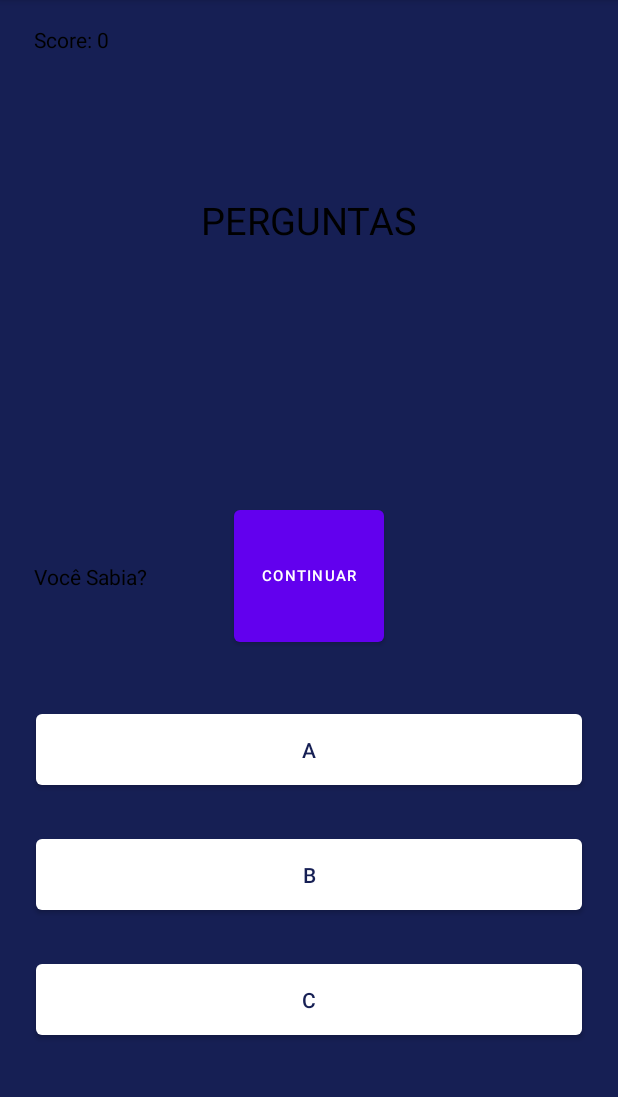
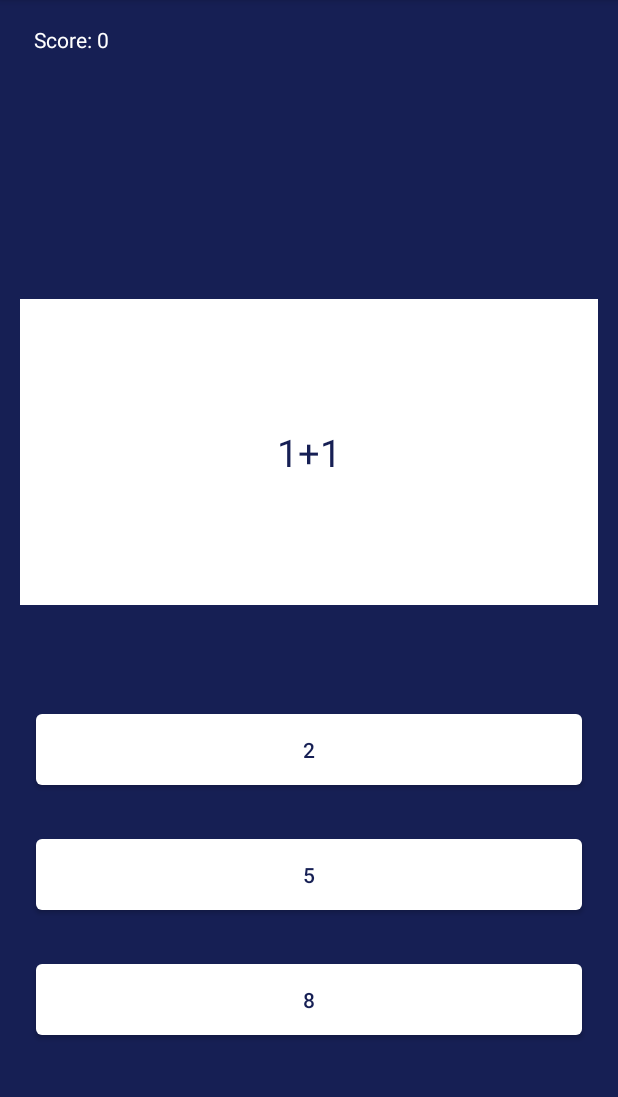
Before and after one commit to Lipao12/AppTraineeOnGrid, an Android app: the screen it shows after launch (TelaJogo), after a tap on "INICIAR", on a phone screen of 412 x 824 dp, the part 84-1181 px from its top. Run offline under Robolectric (Android 15) with nearby library versions, the phone set to English and light mode, and no system bars.

Commit message:
organização da tela do jogo e criação da tela de curiosidade
Ao sair da tela inicial e entrando na tela de jogo, é mandado uma variável para que o jogo comece, depois para continuar jogando deve apertar o botão "continuar", ao acertar, ou não, uma pergunta  aparecerá se acertou ou errou e também aparecerá um botão "você sabia?" que leva o jogador para uma nova tela com curiosidade.

```diff
--- a/app/src/main/java/com/example/apptreineeongrid/MainActivity.java
+++ b/app/src/main/java/com/example/apptreineeongrid/MainActivity.java
@@ -1,3 +1,5 @@
+// DESCOBRIR UM JEITO DE COMECAR O JOGO DIRETO
+
 package com.example.apptreineeongrid;
 
 import androidx.appcompat.app.AppCompatActivity;
@@ -10,6 +12,7 @@ import android.widget.Button;
 public class MainActivity extends AppCompatActivity {
 
     private ViewHolder mViewHolder = new ViewHolder();
+    TelaJogo t1;
 
     @Override
     protected void onCreate(Bundle savedInstanceState) {
@@ -22,15 +25,15 @@ public class MainActivity extends AppCompatActivity {
             @Override
             public void onClick(View v) {
                 Intent intent = new Intent(MainActivity.this,TelaJogo.class);
+                intent.putExtra("iniciar", true);
                 startActivity(intent);
             }
         });
 
     }
 
-    static class ViewHolder{
+    public static class ViewHolder{
         Button b_jogo;
     }
 
-
 }
--- a/app/src/main/java/com/example/apptreineeongrid/TelaJogo.java
+++ b/app/src/main/java/com/example/apptreineeongrid/TelaJogo.java
@@ -1,7 +1,15 @@
 package com.example.apptreineeongrid;
 
+import androidx.annotation.RequiresApi;
 import androidx.appcompat.app.AppCompatActivity;
+import androidx.core.content.res.ResourcesCompat;
 
+import android.app.MediaRouteButton;
+import android.content.Intent;
+import android.content.res.ColorStateList;
+import android.content.res.Resources;
+import android.graphics.drawable.Drawable;
+import android.os.Build;
 import android.os.Bundle;
 import android.view.View;
 import android.widget.Button;
@@ -19,13 +27,13 @@ public class TelaJogo extends AppCompatActivity {
     private ArrayList<String> resp_errada;
     private ArrayList<String> resp_correta;
     private ArrayList<String> curiosidades;
-    private ArrayList<Integer> pergs_fazer;
+    public ArrayList<Integer> pergs_fazer;
     private ArrayList<Integer> botoes_acertar;
     private int x;
     private int i;
     private int num_pergunta;
-    private int score=0;
-    private Boolean rClicado=true;
+    public int score;
+    private static Boolean rClicado=true;
 
     @Override
     protected void onCreate(Bundle savedInstanceState) {
@@ -35,13 +43,14 @@ public class TelaJogo extends AppCompatActivity {
         this.mViewHolder.r1 = findViewById(R.id.Opc1);
         this.mViewHolder.r2 = findViewById(R.id.Opc2);
         this.mViewHolder.r3 = findViewById(R.id.Opc3);
-        this.mViewHolder.sair_vcSabia = findViewById(R.id.sair_vcSabia);
         this.mViewHolder.b_continuar = findViewById(R.id.continuar);
+        this.mViewHolder.b_vcSabia = findViewById(R.id.vcSabia);
         this.mViewHolder.pergunta_texto = findViewById(R.id.pergunta);
-        this.mViewHolder.b_vcSabia = findViewById(R.id.VcSabia);
+        this.mViewHolder.imagem_perguntas = findViewById(R.id.imageView);
         this.mViewHolder.score_texto = findViewById(R.id.score);
-        this.mViewHolder.imagem_vcSabia = findViewById(R.id.imageView);
-        this.mViewHolder.texto_vcSabia = findViewById(R.id.texto_vcSabia);
+
+        /*Resources res = getResources();
+        Drawable drawable = ResourcesCompat.getDrawable(res, android.R.drawable.toast_frame,null);*/
 
         perguntas = new ArrayList<>();
         resp_errada = new ArrayList<>();
@@ -50,14 +59,14 @@ public class TelaJogo extends AppCompatActivity {
         pergs_fazer = new ArrayList<>();
         botoes_acertar = new ArrayList<>();
 
-        mViewHolder.imagem_vcSabia.setVisibility(View.GONE);
-        mViewHolder.sair_vcSabia.setVisibility(View.GONE);
-        mViewHolder.texto_vcSabia.setVisibility(View.GONE);
-
-        //PERGUNTAS E RESPOSTAS
+        boolean start=getIntent().getExtras().getBoolean("iniciar");
+        if(start)
+        {
+            mViewHolder.b_continuar.setVisibility(View.GONE);
+            mViewHolder.b_vcSabia.setVisibility(View.GONE);
+            score=0;
             inicializarPerguntas();
-
-        for (x=0;x<perguntas.size()-1;x++)
+            for (x=0;x<perguntas.size();x++)
             {
                 pergs_fazer.add(x);
             }
@@ -65,72 +74,59 @@ public class TelaJogo extends AppCompatActivity {
             {
                 botoes_acertar.add(i);
             }
+            start=false;
+            gerarPerguntasAleatorias();
+        }
 
-        // GERAR PERGUNTAS ALEATÓRIAS
         mViewHolder.b_continuar.setOnClickListener(new View.OnClickListener() {
             @Override
             public void onClick(View v) {
-                rClicado = false;
+                mViewHolder.r1.setBackgroundColor(0xFFFFFFFF);
+                mViewHolder.r2.setBackgroundColor(0xFFFFFFFF);
+                mViewHolder.r3.setBackgroundColor(0xFFFFFFFF);
 
-                pintarBotoes();
-
+                mViewHolder.b_continuar.setVisibility(View.GONE);
                 mViewHolder.b_vcSabia.setVisibility(View.GONE);
-                mViewHolder.b_continuar.setVisibility((View.GONE));
-
-                //VALIDAR PERGUNTA
-                if (pergs_fazer.size() > 0) {
-                    x = new Random().nextInt(pergs_fazer.size());
-                    num_pergunta = pergs_fazer.get(x);
-
-                    //GERAR LUGARES DE RESPOSTA ALEATORIO
-                    i = new Random().nextInt(botoes_acertar.size());
-                    System.out.println("Tamanho do veror que comtem os botões: " + botoes_acertar.size());
-                    System.out.println("Número dos botões aleatório: " + i);
-                    if (i == 1) {
-                        mViewHolder.r1.setText(resp_correta.get(num_pergunta));
-                        mViewHolder.r2.setText(resp_errada.get(2 * num_pergunta));
-                        mViewHolder.r3.setText(resp_errada.get(2 * num_pergunta + 1));
-                    } else if (i == 2) {
-                        mViewHolder.r2.setText(resp_correta.get(num_pergunta));
-                        mViewHolder.r1.setText(resp_errada.get(2 * num_pergunta));
-                        mViewHolder.r3.setText(resp_errada.get(2 * num_pergunta + 1));
-                    } else {
-                        mViewHolder.r3.setText(resp_correta.get(num_pergunta));
-                        mViewHolder.r1.setText(resp_errada.get(2 * num_pergunta));
-                        mViewHolder.r2.setText(resp_errada.get(2 * num_pergunta + 1));
-                    }
-
-                    pergs_fazer.remove(x);
-                } else if (pergs_fazer.size() == 0) {
-                    num_pergunta = perguntas.size() - 1;
-                    mViewHolder.r1.setText("A");
-                    mViewHolder.r2.setText("B");
-                    mViewHolder.r3.setText("C");
-                    rClicado = true;
-                }
-
-                mViewHolder.pergunta_texto.setText(perguntas.get(num_pergunta));
-                mViewHolder.texto_vcSabia.setText(curiosidades.get(num_pergunta));
+                mViewHolder.pergunta_texto.setVisibility(View.VISIBLE);
+                mViewHolder.imagem_perguntas.setVisibility(View.VISIBLE);
+                gerarPerguntasAleatorias();
             }
         });
 
+        mViewHolder.b_vcSabia.setOnClickListener(new View.OnClickListener() {
+            @Override
+            public void onClick(View v) {
+                Intent intent = new Intent(TelaJogo.this,TelaCuriosidade.class);
+                intent.putExtra("curiosidade",curiosidades.get(num_pergunta));
+                startActivity(intent);
+            }
+        });
+
+
         // VALIDAR RESPOSTA
         mViewHolder.r1.setOnClickListener(new View.OnClickListener() {
+            @RequiresApi(api = Build.VERSION_CODES.LOLLIPOP)
             @Override
             public void onClick(View v) {
                if(!rClicado)
                 {
+                    rClicado=true;
+                    mViewHolder.b_continuar.setVisibility(View.VISIBLE);
+                    mViewHolder.b_vcSabia.setVisibility(View.VISIBLE);
+                    mViewHolder.pergunta_texto.setVisibility(View.GONE);
+                    mViewHolder.imagem_perguntas.setVisibility(View.GONE);
+
                     if(mViewHolder.r1.getText() == resp_correta.get(num_pergunta))
                     {
-                        respostaCorreta();
-                        mViewHolder.r1.setBackgroundColor(0xBA4CAF50);
+                        score++;
+                        mViewHolder.score_texto.setText("Score: "+score);
+                        mViewHolder.r1.setBackgroundColor(0xD806B50D);
                     }
                     else
-                        mViewHolder.pergunta_texto.setText("Resposta Errada");
-
-                    mViewHolder.b_vcSabia.setVisibility(View.VISIBLE);
-                    mViewHolder.b_continuar.setVisibility((View.VISIBLE));
-                    rClicado=true;
+                    {
+                        mViewHolder.r1.setBackgroundColor(0xFFCA1010);
+                        acharRespCorreta();
+                    }
                 }
             }
         });
@@ -139,17 +135,23 @@ public class TelaJogo extends AppCompatActivity {
             public void onClick(View v) {
                 if(!rClicado)
                 {
+                    rClicado=true;
+                    mViewHolder.b_continuar.setVisibility(View.VISIBLE);
+                    mViewHolder.b_vcSabia.setVisibility(View.VISIBLE);
+                    mViewHolder.pergunta_texto.setVisibility(View.GONE);
+                    mViewHolder.imagem_perguntas.setVisibility(View.GONE);
+
                     if(mViewHolder.r2.getText() == resp_correta.get(num_pergunta))
                     {
-                        respostaCorreta();
-                        mViewHolder.r2.setBackgroundColor(0xBA4CAF50);
+                        score++;
+                        mViewHolder.score_texto.setText("Score: "+score);
+                        mViewHolder.r2.setBackgroundColor(0xD806B50D); // verde
                     }
                     else
-                        mViewHolder.pergunta_texto.setText("Resposta Errada");
-
-                    mViewHolder.b_vcSabia.setVisibility(View.VISIBLE);
-                    mViewHolder.b_continuar.setVisibility((View.VISIBLE));
-                    rClicado=true;
+                    {
+                        mViewHolder.r2.setBackgroundColor(0xFFCA1010);
+                        acharRespCorreta();
+                    }
                 }
             }
         });
@@ -158,55 +160,36 @@ public class TelaJogo extends AppCompatActivity {
             public void onClick(View v) {
                 if(!rClicado)
                 {
+                    rClicado=true;
+                    mViewHolder.b_continuar.setVisibility(View.VISIBLE);
+                    mViewHolder.b_vcSabia.setVisibility(View.VISIBLE);
+                    mViewHolder.pergunta_texto.setVisibility(View.GONE);
+                    mViewHolder.imagem_perguntas.setVisibility(View.GONE);
                     if(mViewHolder.r3.getText() == resp_correta.get(num_pergunta))
                     {
-                        respostaCorreta();
-                        mViewHolder.r3.setBackgroundColor(0xBA4CAF50);
+                        score++;
+                        mViewHolder.score_texto.setText("Score: "+score);
+                        mViewHolder.r3.setBackgroundColor(0xD806B50D);
                     }
                     else
-                        mViewHolder.pergunta_texto.setText("Resposta Errada");
-
-                    mViewHolder.b_vcSabia.setVisibility(View.VISIBLE);
-                    mViewHolder.b_continuar.setVisibility((View.VISIBLE));
-                    rClicado=true;
+                    {
+                        mViewHolder.r3.setBackgroundColor(0xFFCA1010);
+                        acharRespCorreta();
+                    }
                 }
             }
         });
+    }
 
-        mViewHolder.b_vcSabia.setOnClickListener(new View.OnClickListener() {
-            @Override
-            public void onClick(View v) {
-                mViewHolder.imagem_vcSabia.setVisibility(View.VISIBLE);
-                mViewHolder.sair_vcSabia.setVisibility(View.VISIBLE);
-                mViewHolder.texto_vcSabia.setVisibility(View.VISIBLE);
-                mViewHolder.b_continuar.setVisibility(View.GONE);
-                mViewHolder.b_vcSabia.setVisibility(View.GONE);
-            }
-        });
-
-        mViewHolder.sair_vcSabia.setOnClickListener(new View.OnClickListener() {
-            @Override
-            public void onClick(View v) {
-                mViewHolder.imagem_vcSabia.setVisibility(View.GONE);
-                mViewHolder.sair_vcSabia.setVisibility(View.GONE);
-                mViewHolder.texto_vcSabia.setVisibility(View.GONE);
-                mViewHolder.b_continuar.setVisibility(View.VISIBLE);
-                mViewHolder.b_vcSabia.setVisibility(View.VISIBLE);
-            }
-        });
-
-    }
-    private static class ViewHolder{
-        Button b_continuar;
+    public static class ViewHolder{
         Button r1;
         Button r2;
         Button r3;
-        ImageButton sair_vcSabia;
+        Button b_continuar;
+        Button b_vcSabia;
         TextView pergunta_texto;
-        TextView b_vcSabia;
         TextView score_texto;
-        ImageView imagem_vcSabia;
-        TextView texto_vcSabia;
+        ImageView imagem_perguntas;
     }
 
     private void inicializarPerguntas()
@@ -277,22 +260,62 @@ public class TelaJogo extends AppCompatActivity {
         resp_errada.add("-1/(1+x^2)");
         resp_errada.add("1/(1-x^2)");
 
-        perguntas.add("Acabaram as Perguntas");
-        curiosidades.add("Curiosidades");
+        /*perguntas.add("Acabaram as Perguntas");
+        curiosidades.add("Curiosidades");*/
     }
 
-    private void pintarBotoes()
+    public void gerarPerguntasAleatorias()
     {
-        mViewHolder.r1.setBackgroundColor(0xFFFFFFFF);
-        mViewHolder.r2.setBackgroundColor(0xFFFFFFFF);
-        mViewHolder.r3.setBackgroundColor(0xFFFFFFFF);
+          rClicado = false;
+
+        //VALIDAR PERGUNTA
+        if (pergs_fazer.size() > 0) {
+            x = new Random().nextInt(pergs_fazer.size());
+            num_pergunta = pergs_fazer.get(x);
+
+            //GERAR LUGARES DE RESPOSTA ALEATORIO
+            i = new Random().nextInt(botoes_acertar.size());
+            if (i == 1) {
+                mViewHolder.r1.setText(resp_correta.get(num_pergunta));
+                mViewHolder.r2.setText(resp_errada.get(2 * num_pergunta));
+                mViewHolder.r3.setText(resp_errada.get(2 * num_pergunta + 1));
+            } else if (i == 2) {
+                mViewHolder.r2.setText(resp_correta.get(num_pergunta));
+                mViewHolder.r1.setText(resp_errada.get(2 * num_pergunta));
+                mViewHolder.r3.setText(resp_errada.get(2 * num_pergunta + 1));
+            } else {
+                mViewHolder.r3.setText(resp_correta.get(num_pergunta));
+                mViewHolder.r1.setText(resp_errada.get(2 * num_pergunta));
+                mViewHolder.r2.setText(resp_errada.get(2 * num_pergunta + 1));
             }
 
-    private void respostaCorreta()
+            pergs_fazer.remove(x);
+        } else if (pergs_fazer.size() == 0) {
+            finish();
+        }
+
+        mViewHolder.pergunta_texto.setText(perguntas.get(num_pergunta));
+    }
+
+    public static void set_rClicado(boolean clicado)
     {
-        mViewHolder.pergunta_texto.setText("Resposta Correta");
-        score++;
-        mViewHolder.score_texto.setText("Score: "+score);
+        rClicado=clicado;
+    }
+
+    public void acharRespCorreta()
+    {
+        if(resp_correta.get(num_pergunta) == mViewHolder.r1.getText())
+        {
+            mViewHolder.r1.setBackgroundColor(0xD806B50D);
+        }
+        else if(resp_correta.get(num_pergunta) == mViewHolder.r2.getText())
+        {
+            mViewHolder.r2.setBackgroundColor(0xD806B50D);
+        }
+        else
+        {
+            mViewHolder.r3.setBackgroundColor(0xD806B50D);
+        }
     }
 
 }
--- a/app/src/main/res/layout/activity_main.xml
+++ b/app/src/main/res/layout/activity_main.xml
@@ -12,9 +12,10 @@
         android:id="@+id/botao_iniciar_game"
         android:layout_width="wrap_content"
         android:layout_height="wrap_content"
-        android:background="#FFFFFF"
+        android:background="@android:drawable/toast_frame"
         android:text="@string/iniciar"
         android:textColor="#161F54"
+        app:backgroundTint="#FFFF"
         app:layout_constraintBottom_toBottomOf="parent"
         app:layout_constraintEnd_toEndOf="parent"
         app:layout_constraintStart_toStartOf="parent"
--- a/app/src/main/res/layout/activity_tela_jogo.xml
+++ b/app/src/main/res/layout/activity_tela_jogo.xml
@@ -59,51 +59,23 @@
         android:layout_width="100dp"
         android:layout_height="100dp"
         android:text="@string/b_continuar"
+        android:textColor="#161F54"
         android:textSize="10sp"
         android:visibility="visible"
-        app:layout_constraintBottom_toBottomOf="parent"
-        app:layout_constraintEnd_toEndOf="parent"
-        app:layout_constraintStart_toStartOf="parent"
-        app:layout_constraintTop_toTopOf="parent" />
-
-    <TextView
-        android:id="@+id/pergunta"
-        android:layout_width="wrap_content"
-        android:layout_height="wrap_content"
-        android:layout_centerHorizontal="true"
-        android:layout_marginStart="24dp"
-        android:layout_marginTop="8dp"
-        android:layout_marginEnd="24dp"
-        android:layout_marginBottom="8dp"
-        android:text="@string/pergunta"
-        android:textAlignment="center"
-        android:textColor="@android:color/black"
-        android:textSize="25dp"
+        app:backgroundTint="#FFFFFF"
         app:layout_constraintBottom_toBottomOf="parent"
         app:layout_constraintEnd_toEndOf="parent"
         app:layout_constraintHorizontal_bias="0.498"
         app:layout_constraintStart_toStartOf="parent"
         app:layout_constraintTop_toTopOf="parent"
-        app:layout_constraintVertical_bias="0.169" />
-
-    <TextView
-        android:id="@+id/VcSabia"
-        android:layout_width="wrap_content"
-        android:layout_height="wrap_content"
-        android:text="@string/vcSabia"
-        android:textColor="@android:color/black"
-        app:layout_constraintBottom_toBottomOf="parent"
-        app:layout_constraintEnd_toEndOf="parent"
-        app:layout_constraintHorizontal_bias="0.067"
-        app:layout_constraintStart_toStartOf="parent"
-        app:layout_constraintTop_toTopOf="parent" />
+        app:layout_constraintVertical_bias="0.519" />
 
     <TextView
         android:id="@+id/score"
         android:layout_width="wrap_content"
         android:layout_height="wrap_content"
         android:text="@string/score"
-        android:textColor="@android:color/black"
+        android:textColor="@color/white"
         app:layout_constraintBottom_toBottomOf="parent"
         app:layout_constraintEnd_toEndOf="parent"
         app:layout_constraintHorizontal_bias="0.062"
@@ -113,41 +85,42 @@
 
     <ImageView
         android:id="@+id/imageView"
-        android:layout_width="320dp"
-        android:layout_height="192dp"
+        android:layout_width="0dp"
+        android:layout_height="204dp"
         android:visibility="visible"
         app:layout_constraintBottom_toBottomOf="parent"
         app:layout_constraintEnd_toEndOf="parent"
-        app:layout_constraintHorizontal_bias="0.516"
+        app:layout_constraintHorizontal_bias="0.494"
         app:layout_constraintStart_toStartOf="parent"
         app:layout_constraintTop_toTopOf="parent"
-        app:layout_constraintVertical_bias="0.343"
+        app:layout_constraintVertical_bias="0.354"
         app:srcCompat="@drawable/blank" />
 
     <TextView
-        android:id="@+id/texto_vcSabia"
-        android:layout_width="215dp"
-        android:layout_height="139dp"
-        android:gravity="center"
-        android:text="@string/curiosidade"
+        android:id="@+id/pergunta"
+        android:layout_width="wrap_content"
+        android:layout_height="wrap_content"
+        android:layout_centerHorizontal="true"
+        android:text="@string/pergunta"
         android:textAlignment="center"
+        android:textColor="#161F54"
+        android:textSize="25sp"
         app:layout_constraintBottom_toBottomOf="@+id/imageView"
         app:layout_constraintEnd_toEndOf="@+id/imageView"
         app:layout_constraintStart_toStartOf="@+id/imageView"
         app:layout_constraintTop_toTopOf="@+id/imageView" />
 
-    <ImageButton
-        android:id="@+id/sair_vcSabia"
-        style="?android:attr/borderlessButtonStyle"
-        android:layout_width="29dp"
-        android:layout_height="28dp"
-        app:layout_constraintBottom_toBottomOf="@+id/imageView"
-        app:layout_constraintEnd_toEndOf="@+id/imageView"
-        app:layout_constraintHorizontal_bias="0.969"
-        app:layout_constraintStart_toStartOf="@+id/imageView"
-        app:layout_constraintTop_toTopOf="@+id/imageView"
-        app:layout_constraintVertical_bias="0.164"
-        app:srcCompat="@android:drawable/ic_menu_close_clear_cancel"
-        tools:ignore="MissingConstraints" />
+    <Button
+        android:id="@+id/vcSabia"
+        android:layout_width="100dp"
+        android:layout_height="64dp"
+        android:text="@string/vcSabia"
+        app:backgroundTint="#161F54"
+        app:layout_constraintBottom_toBottomOf="parent"
+        app:layout_constraintEnd_toEndOf="parent"
+        app:layout_constraintHorizontal_bias="0.498"
+        app:layout_constraintStart_toStartOf="parent"
+        app:layout_constraintTop_toTopOf="parent"
+        app:layout_constraintVertical_bias="0.362" />
 
 </androidx.constraintlayout.widget.ConstraintLayout>
--- a/app/src/main/res/values/strings.xml
+++ b/app/src/main/res/values/strings.xml
@@ -9,4 +9,5 @@
     <string name="score">Score: 0</string>
     <string name="b_continuar">Continuar</string>
     <string name="curiosidade">Curiosidades</string>
+    <string name="textview">TextView</string>
 </resources>
```
Also changed, not shown: app/src/main/java/com/example/apptreineeongrid/TelaCuriosidade.java (+23 -0 lines), app/src/main/res/layout/activity_tela_curiosidade.xml (+26 -0 lines), 1 other file. Lines whose indentation alone changed are shown as unchanged.
